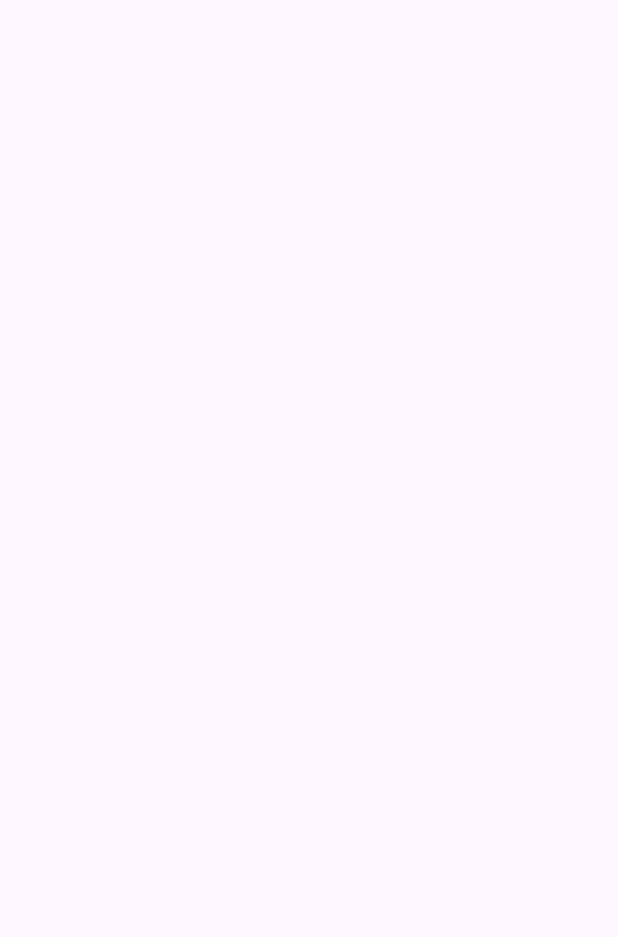
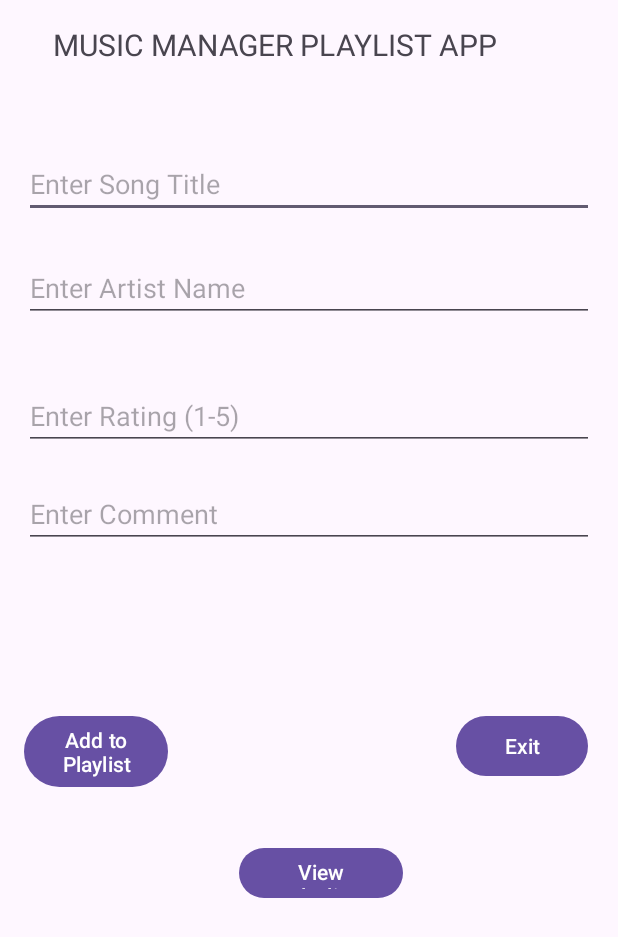
Before and after one commit to ST10494318/MusicPlaylistManagerApp, an Android app: the screen it shows after launch (MainActivity), on a phone screen of 412 x 824 dp. Before the commit the part shown is empty. Shown: the top 937 px of the screen. Run offline under Robolectric (Android 15) with nearby library versions, the phone set to English and light mode, and no system bars.

Commit message:
UI-Component

```diff
--- a/app/src/main/java/za/ac/iie/musicplaylistmanagerapp/MainActivity.kt
+++ b/app/src/main/java/za/ac/iie/musicplaylistmanagerapp/MainActivity.kt
@@ -3,8 +3,19 @@ package za.ac.iie.musicplaylistmanagerapp
 import androidx.appcompat.app.AppCompatActivity
 import android.os.Bundle
 import android.widget.Button
+import android.widget.EditText
 
 class MainActivity : AppCompatActivity() {
+
+    private lateinit var SongName : EditText
+    private lateinit var ArtistName : EditText
+    private lateinit var SonRating : EditText
+    private lateinit var SongComment : EditText
+    private lateinit var addButton : Button
+    private lateinit var ViewButton : Button
+    private lateinit var ExitButton : Button
+
+
     override fun onCreate(savedInstanceState: Bundle?) {
         super.onCreate(savedInstanceState)
         setContentView(R.layout.activity_main)
--- a/app/src/main/res/layout/activity_main.xml
+++ b/app/src/main/res/layout/activity_main.xml
@@ -4,4 +4,90 @@
     xmlns:tools="http://schemas.android.com/tools"
     android:layout_width="match_parent"
     android:layout_height="match_parent"
-    tools:context=".MainActivity"/>
+    android:padding="16dp">
+
+    <EditText
+        android:id="@+id/songInput"
+        android:layout_width="0dp"
+        android:layout_height="wrap_content"
+        android:layout_marginTop="84dp"
+        android:hint="Enter Song Title"
+        app:layout_constraintEnd_toEndOf="parent"
+        app:layout_constraintHorizontal_bias="0.0"
+        app:layout_constraintStart_toStartOf="parent"
+        app:layout_constraintTop_toTopOf="parent" />
+
+    <EditText
+        android:id="@+id/artistInput"
+        android:layout_width="0dp"
+        android:layout_height="wrap_content"
+        android:layout_marginTop="24dp"
+        android:hint="Enter Artist Name"
+        app:layout_constraintEnd_toEndOf="parent"
+        app:layout_constraintHorizontal_bias="0.0"
+        app:layout_constraintStart_toStartOf="parent"
+        app:layout_constraintTop_toBottomOf="@id/songInput" />
+
+    <EditText
+        android:id="@+id/ratingInput"
+        android:layout_width="0dp"
+        android:layout_height="wrap_content"
+        android:layout_marginTop="40dp"
+        android:hint="Enter Rating (1-5)"
+        android:inputType="number"
+        app:layout_constraintEnd_toEndOf="parent"
+        app:layout_constraintHorizontal_bias="0.0"
+        app:layout_constraintStart_toStartOf="parent"
+        app:layout_constraintTop_toBottomOf="@id/artistInput" />
+
+    <EditText
+        android:id="@+id/commentInput"
+        android:layout_width="0dp"
+        android:layout_height="wrap_content"
+        android:layout_marginTop="20dp"
+        android:hint="Enter Comment"
+        app:layout_constraintEnd_toEndOf="parent"
+        app:layout_constraintHorizontal_bias="0.0"
+        app:layout_constraintStart_toStartOf="parent"
+        app:layout_constraintTop_toBottomOf="@id/ratingInput" />
+
+    <Button
+        android:id="@+id/addButton"
+        android:layout_width="96dp"
+        android:layout_height="55dp"
+        android:layout_marginTop="108dp"
+        android:text="Add to Playlist"
+        app:layout_constraintStart_toStartOf="parent"
+        app:layout_constraintTop_toBottomOf="@id/commentInput" />
+
+    <Button
+        android:id="@+id/viewButton"
+        android:layout_width="109dp"
+        android:layout_height="41dp"
+        android:layout_marginStart="16dp"
+        android:layout_marginTop="88dp"
+        android:text="View Playlist"
+        app:layout_constraintEnd_toStartOf="@id/exitButton"
+        app:layout_constraintHorizontal_bias="0.471"
+        app:layout_constraintStart_toEndOf="@id/addButton"
+        app:layout_constraintTop_toTopOf="@id/addButton" />
+
+    <Button
+        android:id="@+id/exitButton"
+        android:layout_width="wrap_content"
+        android:layout_height="wrap_content"
+        android:layout_marginEnd="4dp"
+        android:text="Exit"
+        app:layout_constraintEnd_toEndOf="parent"
+        app:layout_constraintTop_toTopOf="@id/addButton" />
+
+    <TextView
+        android:id="@+id/textView2"
+        android:layout_width="335dp"
+        android:layout_height="39dp"
+        android:text="MUSIC MANAGER PLAYLIST APP"
+        android:textAlignment="center"
+        android:textSize="20sp"
+        tools:layout_editor_absoluteX="38dp"
+        tools:layout_editor_absoluteY="16dp" />
+</androidx.constraintlayout.widget.ConstraintLayout>
```
